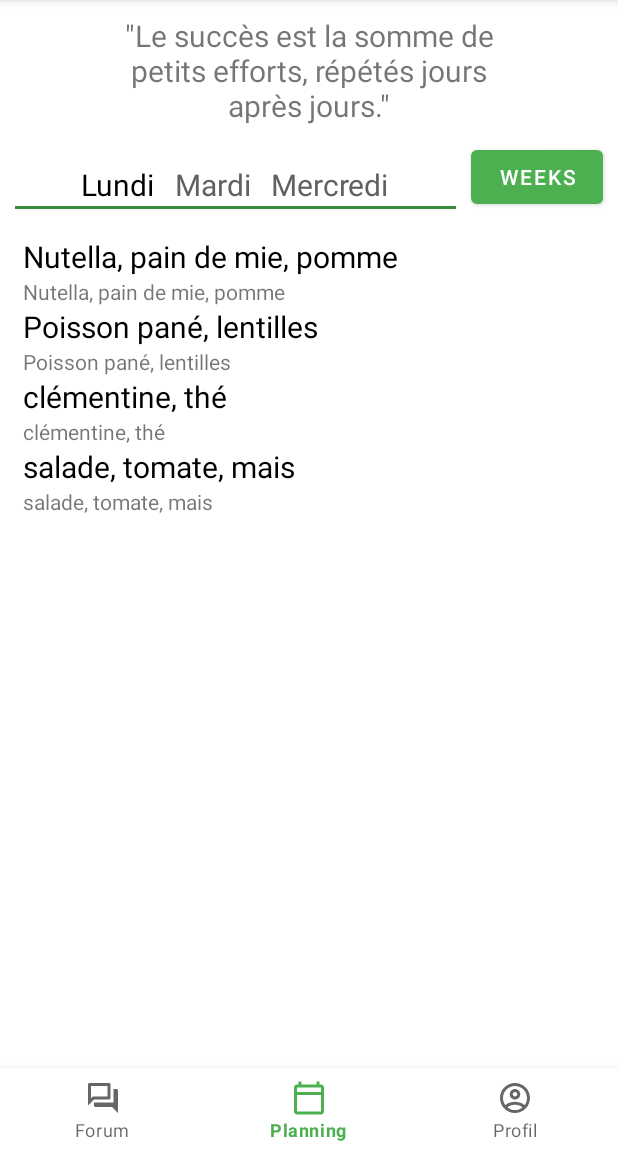
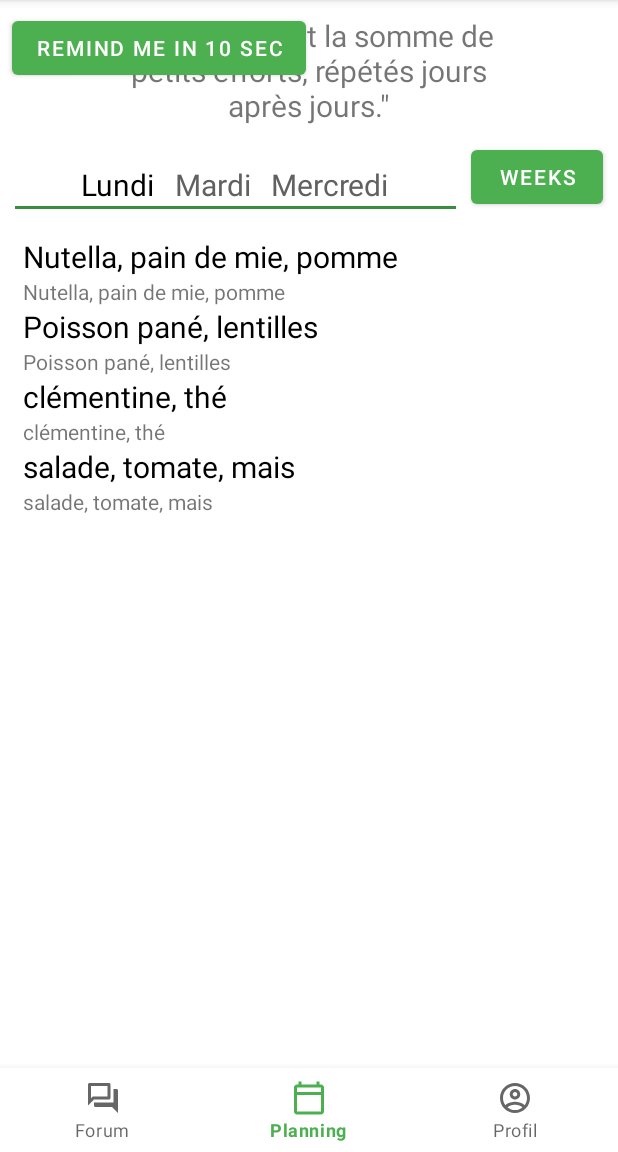
Before and after one commit to Mattheex/Ambrosia, an Android app: the screen it shows after launch (MainActivity), on a phone screen of 412 x 824 dp, the part 84-1236 px from its top. Run offline under Robolectric (Android 15) with nearby library versions, the phone set to English and light mode, and no system bars.

```diff
--- a/app/src/main/AndroidManifest.xml
+++ b/app/src/main/AndroidManifest.xml
@@ -18,6 +18,9 @@
                 <category android:name="android.intent.category.LAUNCHER" />
             </intent-filter>
         </activity>
+
+        <receiver android:name=".NotificationMessage"/>
+
     </application>
 
 </manifest>
--- a/app/src/main/java/com/example/ambrosia/MainActivity.java
+++ b/app/src/main/java/com/example/ambrosia/MainActivity.java
@@ -1,9 +1,17 @@
 package com.example.ambrosia;
 
 import android.annotation.SuppressLint;
+import android.app.AlarmManager;
+import android.app.NotificationChannel;
+import android.app.NotificationManager;
+import android.app.PendingIntent;
+import android.content.Intent;
+import android.os.Build;
 import android.os.Bundle;
 import android.util.Log;
+import android.widget.Button;
 import android.widget.FrameLayout;
+import android.widget.Toast;
 
 import androidx.appcompat.app.AppCompatActivity;
 import androidx.drawerlayout.widget.DrawerLayout;
@@ -13,6 +21,8 @@ import com.example.ambrosia.planning.Planning;
 import com.google.android.material.appbar.MaterialToolbar;
 import com.google.android.material.bottomnavigation.BottomNavigationView;
 import com.google.android.material.navigation.NavigationView;
+
+import java.util.Objects;
 
 public class MainActivity extends AppCompatActivity {
 
@@ -27,8 +37,30 @@ public class MainActivity extends AppCompatActivity {
     protected void onCreate(Bundle savedInstanceState) {
         super.onCreate(savedInstanceState);
         setContentView(R.layout.activity_main);
+        createNotificationChannel();
 
         replaceFragment(new Planning());
+
+        Button button = findViewById(R.id.button);
+
+        button.setOnClickListener(v -> {
+            Toast.makeText(this, "Reminder Set!", Toast.LENGTH_SHORT).show();
+
+            Intent intent = new Intent(MainActivity.this, NotificationMessage.class);
+            PendingIntent pendingIntent = PendingIntent.getBroadcast(MainActivity.this, 0, intent, 0);
+
+            AlarmManager alarmManager = (AlarmManager) getSystemService(ALARM_SERVICE);
+
+            long timeAtButtonClick = System.currentTimeMillis();
+
+            long tenSecondsInMillis = 1000*10;
+
+            alarmManager.set(AlarmManager.RTC_WAKEUP,
+                    timeAtButtonClick + tenSecondsInMillis,
+                    pendingIntent);
+
+
+        });
 
         binding = findViewById(R.id.bottomMenu);
         binding.getMenu().getItem(1).setChecked(true);
@@ -55,4 +87,18 @@ public class MainActivity extends AppCompatActivity {
                 .replace(R.id.frameLayout, fragment)
                 .commit();
     }
+
+    private void createNotificationChannel() {
+        if(Build.VERSION.SDK_INT >= Build.VERSION_CODES.O){
+            CharSequence name = "Repas";
+            String description = "Rappel de manger !";
+            int importance = NotificationManager.IMPORTANCE_DEFAULT;
+            NotificationChannel channel = new NotificationChannel("channel Ambrosia", name, importance);
+            channel.setDescription(description);
+
+            //cannot be changed after
+            NotificationManager notificationManager = getSystemService(NotificationManager.class);
+            notificationManager.createNotificationChannel(channel);
+        }
+    }
 }
--- a/app/src/main/res/layout/activity_main.xml
+++ b/app/src/main/res/layout/activity_main.xml
@@ -14,6 +14,16 @@
         android:layout_width="match_parent"
         android:layout_height="wrap_content"
         android:layout_weight="10">
+
+        <Button
+            android:id="@+id/button"
+            android:layout_width="wrap_content"
+            android:layout_height="wrap_content"
+            android:layout_marginStart="8dp"
+            android:layout_marginTop="8dp"
+            android:layout_marginEnd="8dp"
+            android:layout_marginBottom="8dp"
+            android:text="Remind Me in 10 Sec" />
     </FrameLayout>
 
     <com.google.android.material.bottomnavigation.BottomNavigationView
```
Also changed, not shown: app/src/main/java/com/example/ambrosia/NotificationMessage.java (added, +28 -0 lines), app/src/main/res/drawable/ambrosia.png (added).
